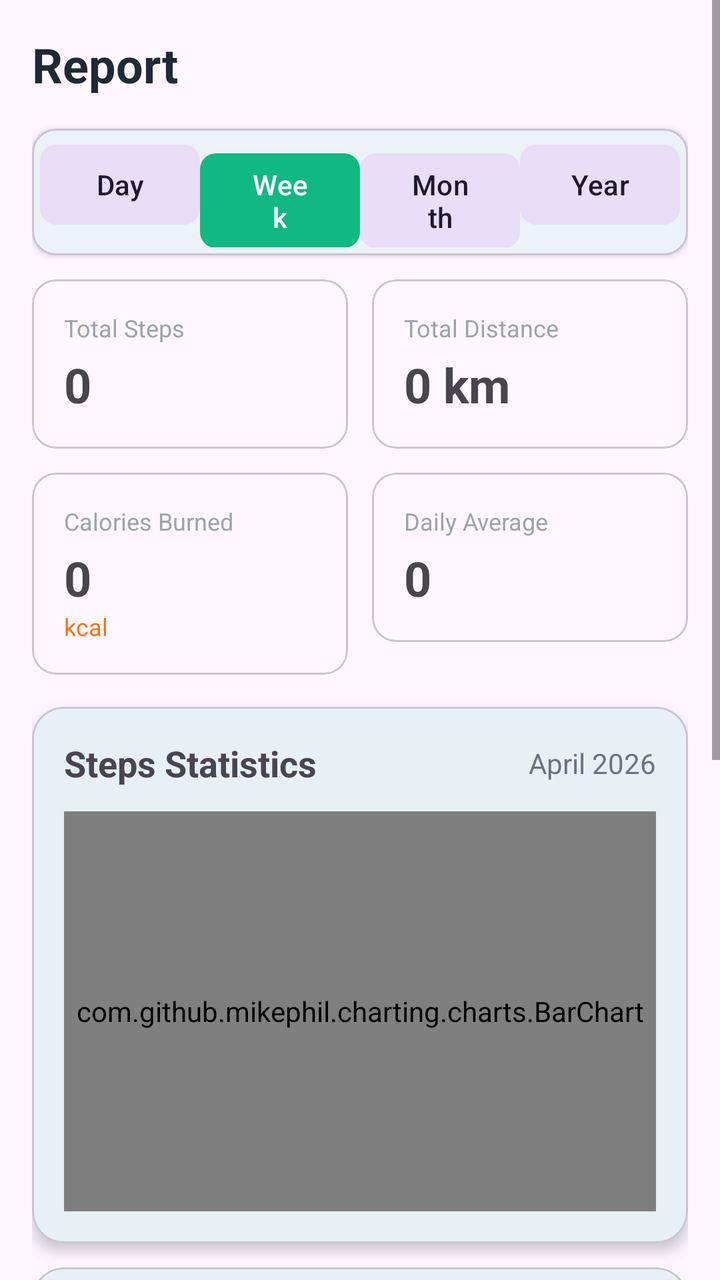
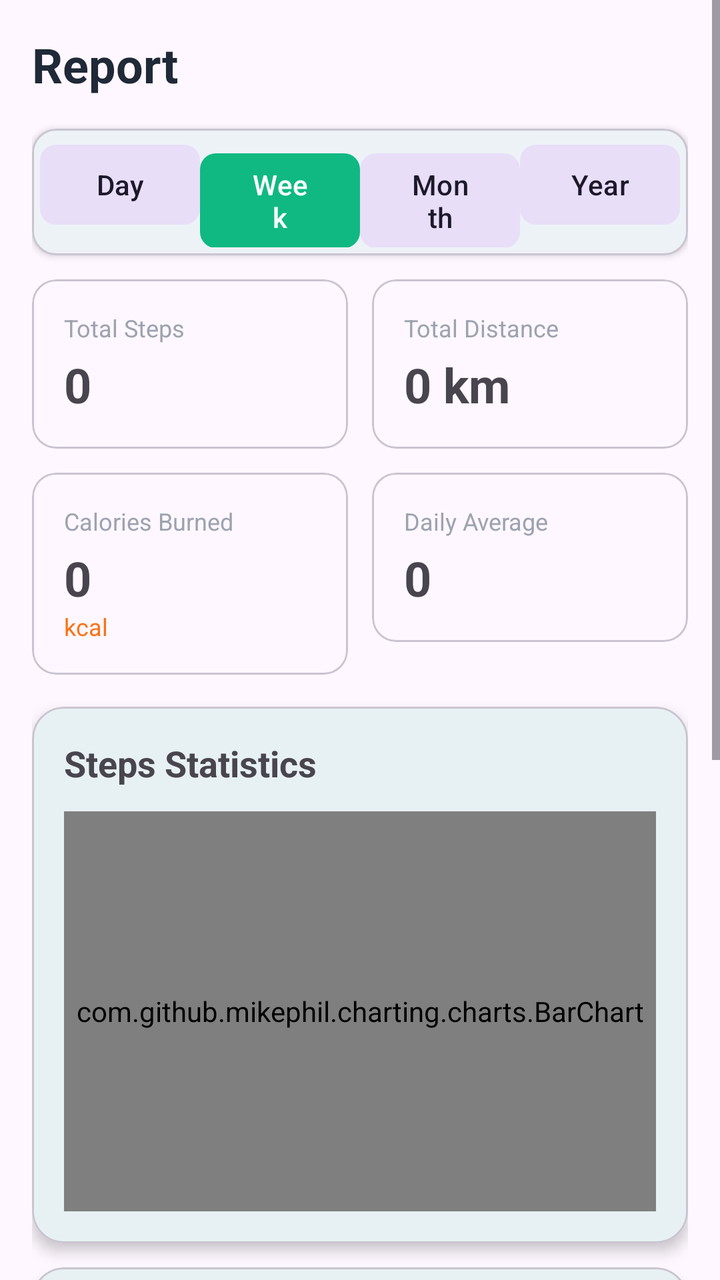

Compare the two renders of this Android layout. The source of the first and the diff that turns it into the second are given below.
<!-- AndroidManifest.xml: application theme Theme.StepTracker -->
<!-- res/layout/fragment_report.xml -->
<?xml version="1.0" encoding="utf-8"?>
<ScrollView
    xmlns:android="http://schemas.android.com/apk/res/android"
    xmlns:app="http://schemas.android.com/apk/res-auto"
    android:layout_width="match_parent"
    android:layout_height="match_parent"
    android:fillViewport="true">

    <LinearLayout
        android:layout_width="match_parent"
        android:layout_height="wrap_content"
        android:orientation="vertical"
        android:padding="16dp">

        
        <TextView
            android:layout_width="wrap_content"
            android:layout_height="wrap_content"
            android:text="@string/report_title"
            android:textSize="24sp"
            android:textStyle="bold"
            android:textColor="@color/gray_800" />

        
        <com.google.android.material.card.MaterialCardView
            android:layout_width="match_parent"
            android:layout_height="wrap_content"
            android:layout_marginTop="16dp"
            app:cardCornerRadius="12dp"
            app:cardElevation="2dp">

            <LinearLayout
                android:layout_width="match_parent"
                android:layout_height="wrap_content"
                android:orientation="horizontal"
                android:padding="4dp">

                <com.google.android.material.button.MaterialButton
                    android:id="@+id/btnDay"
                    android:layout_width="0dp"
                    android:layout_height="wrap_content"
                    android:layout_weight="1"
                    android:text="@string/day"
                    android:textAllCaps="false"
                    app:cornerRadius="8dp"
                    style="@style/Widget.Material3.Button.TonalButton" />

                <com.google.android.material.button.MaterialButton
                    android:id="@+id/btnWeek"
                    android:layout_width="0dp"
                    android:layout_height="wrap_content"
                    android:layout_weight="1"
                    android:text="@string/week"
                    android:textAllCaps="false"
                    app:cornerRadius="8dp"
                    style="@style/Widget.Material3.Button" />

                <com.google.android.material.button.MaterialButton
                    android:id="@+id/btnMonth"
                    android:layout_width="0dp"
                    android:layout_height="wrap_content"
                    android:layout_weight="1"
                    android:text="@string/month"
                    android:textAllCaps="false"
                    app:cornerRadius="8dp"
                    style="@style/Widget.Material3.Button.TonalButton" />

                <com.google.android.material.button.MaterialButton
                    android:id="@+id/btnYear"
                    android:layout_width="0dp"
                    android:layout_height="wrap_content"
                    android:layout_weight="1"
                    android:text="@string/year"
                    android:textAllCaps="false"
                    app:cornerRadius="8dp"
                    style="@style/Widget.Material3.Button.TonalButton" />
            </LinearLayout>
        </com.google.android.material.card.MaterialCardView>

        
        <LinearLayout
            android:layout_width="match_parent"
            android:layout_height="wrap_content"
            android:orientation="horizontal"
            android:layout_marginTop="12dp">

            <com.google.android.material.card.MaterialCardView
                android:layout_width="0dp"
                android:layout_height="wrap_content"
                android:layout_weight="1"
                android:layout_marginEnd="6dp"
                app:cardCornerRadius="12dp">

                <LinearLayout
                    android:layout_width="match_parent"
                    android:layout_height="wrap_content"
                    android:orientation="vertical"
                    android:padding="16dp">

                    <TextView
                        android:layout_width="wrap_content"
                        android:layout_height="wrap_content"
                        android:text="@string/total_steps"
                        android:textSize="12sp"
                        android:textColor="@color/gray_400" />

                    <TextView
                        android:id="@+id/tvTotalSteps"
                        android:layout_width="wrap_content"
                        android:layout_height="wrap_content"
                        android:layout_marginTop="4dp"
                        android:text="0"
                        android:textSize="24sp"
                        android:textStyle="bold" />
                </LinearLayout>
            </com.google.android.material.card.MaterialCardView>

            <com.google.android.material.card.MaterialCardView
                android:layout_width="0dp"
                android:layout_height="wrap_content"
                android:layout_weight="1"
                android:layout_marginStart="6dp"
                app:cardCornerRadius="12dp">

                <LinearLayout
                    android:layout_width="match_parent"
                    android:layout_height="wrap_content"
                    android:orientation="vertical"
                    android:padding="16dp">

                    <TextView
                        android:layout_width="wrap_content"
                        android:layout_height="wrap_content"
                        android:text="@string/total_distance"
                        android:textSize="12sp"
                        android:textColor="@color/gray_400" />

                    <TextView
                        android:id="@+id/tvTotalDistance"
                        android:layout_width="wrap_content"
                        android:layout_height="wrap_content"
                        android:layout_marginTop="4dp"
                        android:text="0 km"
                        android:textSize="24sp"
                        android:textStyle="bold" />
                </LinearLayout>
            </com.google.android.material.card.MaterialCardView>
        </LinearLayout>

        <LinearLayout
            android:layout_width="match_parent"
            android:layout_height="wrap_content"
            android:orientation="horizontal"
            android:layout_marginTop="12dp">

            <com.google.android.material.card.MaterialCardView
                android:layout_width="0dp"
                android:layout_height="wrap_content"
                android:layout_weight="1"
                android:layout_marginEnd="6dp"
                app:cardCornerRadius="12dp">

                <LinearLayout
                    android:layout_width="match_parent"
                    android:layout_height="wrap_content"
                    android:orientation="vertical"
                    android:padding="16dp">

                    <TextView
                        android:layout_width="wrap_content"
                        android:layout_height="wrap_content"
                        android:text="@string/calories_burned"
                        android:textSize="12sp"
                        android:textColor="@color/gray_400" />

                    <TextView
                        android:id="@+id/tvTotalCalories"
                        android:layout_width="wrap_content"
                        android:layout_height="wrap_content"
                        android:layout_marginTop="4dp"
                        android:text="0"
                        android:textSize="24sp"
                        android:textStyle="bold" />

                    <TextView
                        android:layout_width="wrap_content"
                        android:layout_height="wrap_content"
                        android:text="kcal"
                        android:textSize="12sp"
                        android:textColor="@color/orange_500" />
                </LinearLayout>
            </com.google.android.material.card.MaterialCardView>

            <com.google.android.material.card.MaterialCardView
                android:layout_width="0dp"
                android:layout_height="wrap_content"
                android:layout_weight="1"
                android:layout_marginStart="6dp"
                app:cardCornerRadius="12dp">

                <LinearLayout
                    android:layout_width="match_parent"
                    android:layout_height="wrap_content"
                    android:orientation="vertical"
                    android:padding="16dp">

                    <TextView
                        android:layout_width="wrap_content"
                        android:layout_height="wrap_content"
                        android:text="@string/daily_average"
                        android:textSize="12sp"
                        android:textColor="@color/gray_400" />

                    <TextView
                        android:id="@+id/tvDailyAverage"
                        android:layout_width="wrap_content"
                        android:layout_height="wrap_content"
                        android:layout_marginTop="4dp"
                        android:text="0"
                        android:textSize="24sp"
                        android:textStyle="bold" />
                </LinearLayout>
            </com.google.android.material.card.MaterialCardView>
        </LinearLayout>

        
        <com.google.android.material.card.MaterialCardView
            android:layout_width="match_parent"
            android:layout_height="wrap_content"
            android:layout_marginTop="16dp"
            app:cardCornerRadius="16dp"
            app:cardElevation="4dp">

            <LinearLayout
                android:layout_width="match_parent"
                android:layout_height="wrap_content"
                android:orientation="vertical"
                android:padding="16dp">

                <LinearLayout
                    android:layout_width="match_parent"
                    android:layout_height="wrap_content"
                    android:orientation="horizontal"
                    android:gravity="center_vertical">

                    <TextView
                        android:layout_width="0dp"
                        android:layout_height="wrap_content"
                        android:layout_weight="1"
                        android:text="@string/steps_statistics"
                        android:textSize="18sp"
                        android:textStyle="bold" />

                    <TextView
                        android:layout_width="wrap_content"
                        android:layout_height="wrap_content"
                        android:text="April 2026"
                        android:textSize="14sp"
                        android:textColor="@color/gray_500" />
                </LinearLayout>

                <com.github.mikephil.charting.charts.BarChart
                    android:id="@+id/barChart"
                    android:layout_width="match_parent"
                    android:layout_height="200dp"
                    android:layout_marginTop="12dp" />
            </LinearLayout>
        </com.google.android.material.card.MaterialCardView>

        
        <com.google.android.material.card.MaterialCardView
            android:layout_width="match_parent"
            android:layout_height="wrap_content"
            android:layout_marginTop="12dp"
            app:cardCornerRadius="16dp"
            app:cardElevation="4dp">

            <LinearLayout
                android:layout_width="match_parent"
                android:layout_height="wrap_content"
                android:orientation="vertical"
                android:padding="16dp">

                <TextView
                    android:layout_width="wrap_content"
                    android:layout_height="wrap_content"
                    android:text="@string/daily_comparison"
                    android:textSize="18sp"
                    android:textStyle="bold" />

                <TextView
                    android:id="@+id/tvComparison"
                    android:layout_width="wrap_content"
                    android:layout_height="wrap_content"
                    android:layout_marginTop="8dp"
                    android:text="📈 You walked 15% more than yesterday!"
                    android:textSize="14sp"
                    android:textColor="@color/emerald_500" />
            </LinearLayout>
        </com.google.android.material.card.MaterialCardView>

        
        <com.google.android.material.card.MaterialCardView
            android:layout_width="match_parent"
            android:layout_height="wrap_content"
            android:layout_marginTop="12dp"
            android:layout_marginBottom="80dp"
            app:cardCornerRadius="16dp"
            app:cardElevation="4dp">

            <LinearLayout
                android:layout_width="match_parent"
                android:layout_height="wrap_content"
                android:orientation="vertical"
                android:padding="16dp">

                <TextView
                    android:layout_width="wrap_content"
                    android:layout_height="wrap_content"
                    android:text="@string/weekly_comparison"
                    android:textSize="18sp"
                    android:textStyle="bold" />

                <com.github.mikephil.charting.charts.LineChart
                    android:id="@+id/lineChart"
                    android:layout_width="match_parent"
                    android:layout_height="160dp"
                    android:layout_marginTop="12dp" />

                <LinearLayout
                    android:layout_width="match_parent"
                    android:layout_height="wrap_content"
                    android:orientation="horizontal"
                    android:gravity="center"
                    android:layout_marginTop="8dp">

                    <LinearLayout
                        android:layout_width="wrap_content"
                        android:layout_height="wrap_content"
                        android:orientation="horizontal"
                        android:gravity="center_vertical">

                        <View
                            android:layout_width="12dp"
                            android:layout_height="12dp"
                            android:background="@color/emerald_500"
                            android:layout_marginEnd="8dp" />

                        <TextView
                            android:layout_width="wrap_content"
                            android:layout_height="wrap_content"
                            android:text="@string/this_month"
                            android:textSize="12sp" />
                    </LinearLayout>

                    <LinearLayout
                        android:layout_width="wrap_content"
                        android:layout_height="wrap_content"
                        android:orientation="horizontal"
                        android:gravity="center_vertical"
                        android:layout_marginStart="24dp">

                        <View
                            android:layout_width="12dp"
                            android:layout_height="12dp"
                            android:background="@color/gray_400"
                            android:layout_marginEnd="8dp" />

                        <TextView
                            android:layout_width="wrap_content"
                            android:layout_height="wrap_content"
                            android:text="@string/last_month"
                            android:textSize="12sp" />
                    </LinearLayout>
                </LinearLayout>
            </LinearLayout>
        </com.google.android.material.card.MaterialCardView>


    </LinearLayout>
</ScrollView>
<!-- resources referenced by this layout -->
<resources>
  <color name="emerald_500">#10b981</color>
  <color name="gray_400">#9ca3af</color>
  <color name="gray_500">#6b7280</color>
  <color name="gray_800">#1f2937</color>
  <color name="orange_500">#f97316</color>
  <string name="calories_burned">Calories Burned</string>
  <string name="daily_average">Daily Average</string>
  <string name="daily_comparison">Daily Comparison</string>
  <string name="day">Day</string>
  <string name="last_month">Last Month</string>
  <string name="month">Month</string>
  <string name="report_title">Report</string>
  <string name="steps_statistics">Steps Statistics</string>
  <string name="this_month">This Month</string>
  <string name="total_distance">Total Distance</string>
  <string name="total_steps">Total Steps</string>
  <string name="week">Week</string>
  <string name="weekly_comparison">Weekly Comparison</string>
  <string name="year">Year</string>
  <style name="Theme.StepTracker" parent="Theme.Material3.Light.NoActionBar">
          <item name="colorPrimary">@color/emerald_500</item>
          <item name="colorPrimaryDark">@color/emerald_600</item>
          <item name="colorAccent">@color/emerald_500</item>
          <item name="android:statusBarColor">@color/emerald_500</item>
          <item name="android:navigationBarColor">@android:color/white</item>
          <item name="android:windowLightNavigationBar">true</item>
      </style>
  <color name="emerald_600">#059669</color>
</resources>

<!-- the commit's change to res/layout/fragment_report.xml (unified diff, before → after) -->
@@ -252,9 +252,9 @@
                         android:textStyle="bold" />
 
                     <TextView
-                        android:layout_width="wrap_content"
-                        android:layout_height="wrap_content"
-                        android:text="April 2026"
+                        android:id="@+id/tvPeriodLabel"
+                        android:layout_width="wrap_content"
+                        android:layout_height="wrap_content"
                         android:textSize="14sp"
                         android:textColor="@color/gray_500" />
                 </LinearLayout>
